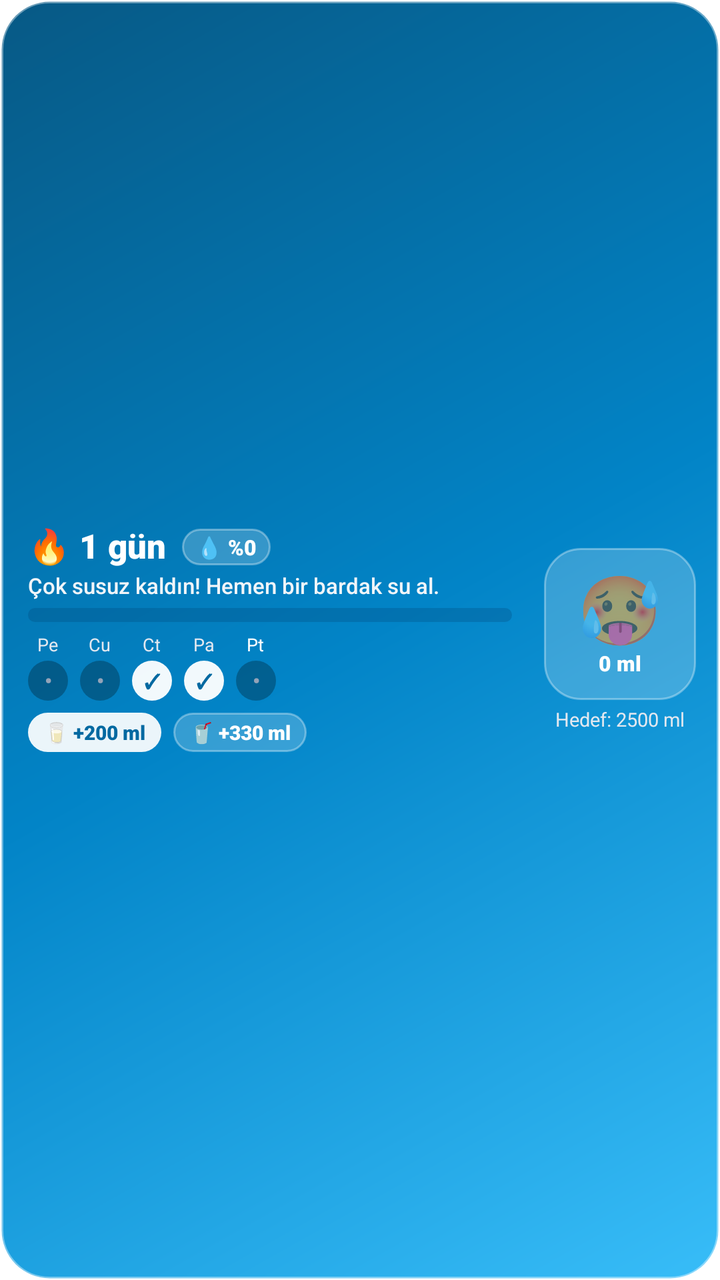
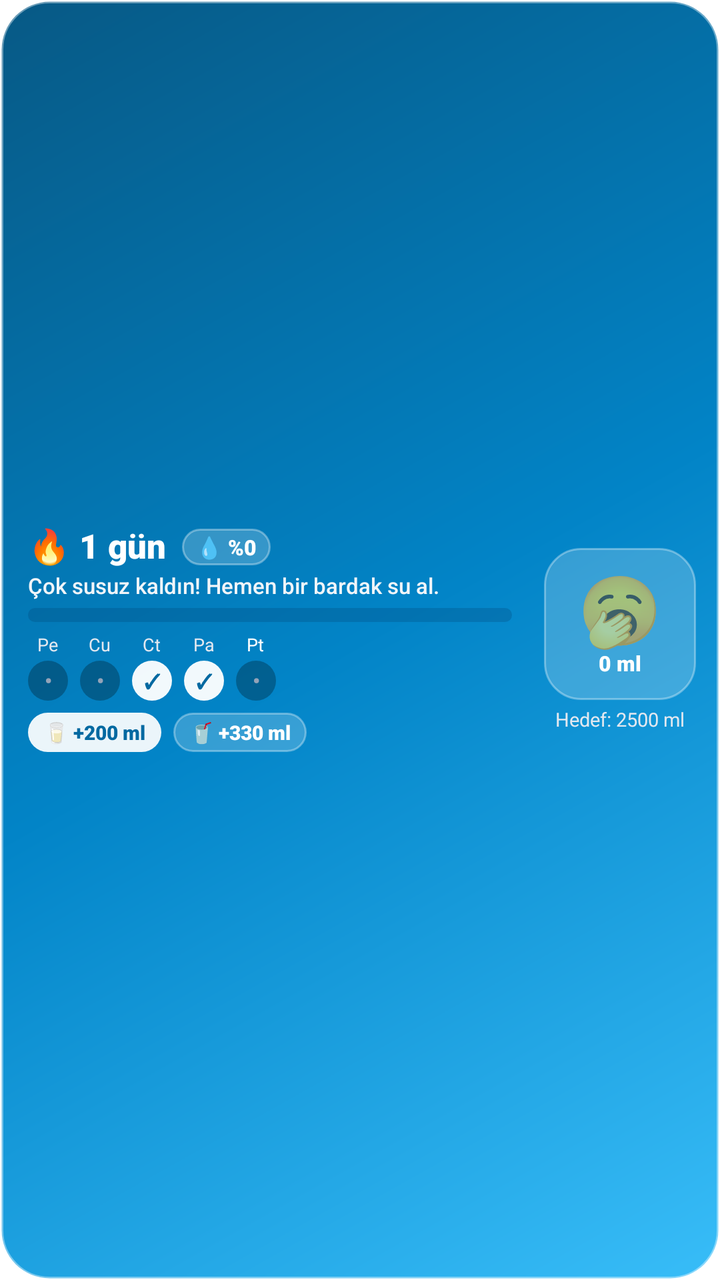

An Android layout rendered at two revisions. The XML below is the earlier revision; the diff shows what the commit changed to produce the second picture.
<!-- AndroidManifest.xml: fallback theme Theme.MaterialComponents.DayNight.NoActionBar -->
<!-- res/layout/water_progress_widget.xml -->
<?xml version="1.0" encoding="utf-8"?>
<LinearLayout xmlns:android="http://schemas.android.com/apk/res/android"
    android:id="@+id/widget_progress_root"
    android:layout_width="match_parent"
    android:layout_height="match_parent"
    android:background="@drawable/widget_card_bg"
    android:gravity="center_vertical"
    android:orientation="horizontal"
    android:paddingLeft="14dp"
    android:paddingRight="12dp"
    android:paddingTop="10dp"
    android:paddingBottom="10dp">

    
    <LinearLayout
        android:layout_width="0dp"
        android:layout_height="wrap_content"
        android:layout_weight="1"
        android:orientation="vertical">

        
        <LinearLayout
            android:layout_width="match_parent"
            android:layout_height="wrap_content"
            android:gravity="center_vertical"
            android:orientation="horizontal">

            <TextView
                android:id="@+id/tv_streak_title"
                android:layout_width="wrap_content"
                android:layout_height="wrap_content"
                android:fontFamily="sans-serif-black"
                android:includeFontPadding="false"
                android:text="🔥 1 gün"
                android:textColor="#FFFFFF"
                android:textSize="17sp" />

            <TextView
                android:id="@+id/tv_progress_percent"
                android:layout_width="wrap_content"
                android:layout_height="wrap_content"
                android:layout_marginLeft="8dp"
                android:background="@drawable/widget_mascot_stage_bg"
                android:fontFamily="sans-serif-black"
                android:paddingLeft="7dp"
                android:paddingRight="7dp"
                android:paddingTop="2dp"
                android:paddingBottom="2dp"
                android:text="💧 %0"
                android:textColor="#FFFFFF"
                android:textSize="10.5sp" />
        </LinearLayout>

        
        <TextView
            android:id="@+id/tv_progress_message"
            android:layout_width="match_parent"
            android:layout_height="wrap_content"
            android:layout_marginTop="2dp"
            android:ellipsize="end"
            android:fontFamily="sans-serif-medium"
            android:maxLines="1"
            android:text="Çok susuz kaldın! Hemen bir bardak su al."
            android:textColor="#F1F5F9"
            android:textSize="11sp" />

        
        <ProgressBar
            android:id="@+id/pb_water_progress"
            style="?android:attr/progressBarStyleHorizontal"
            android:layout_width="match_parent"
            android:layout_height="7dp"
            android:layout_marginTop="4dp"
            android:layout_marginRight="8dp"
            android:max="100"
            android:progress="0"
            android:progressDrawable="@drawable/widget_progress_bar" />

        
        <LinearLayout
            android:layout_width="wrap_content"
            android:layout_height="wrap_content"
            android:layout_marginTop="5dp"
            android:gravity="center_vertical"
            android:orientation="horizontal">

            
            <LinearLayout
                android:layout_width="wrap_content"
                android:layout_height="wrap_content"
                android:layout_marginRight="6dp"
                android:gravity="center"
                android:orientation="vertical">
                <TextView
                    android:id="@+id/tv_day_label_1"
                    android:layout_width="wrap_content"
                    android:layout_height="wrap_content"
                    android:fontFamily="sans-serif-bold"
                    android:text="Pe"
                    android:textColor="#E2E8F0"
                    android:textSize="9sp" />
                <TextView
                    android:id="@+id/tv_day_check_1"
                    android:layout_width="20dp"
                    android:layout_height="20dp"
                    android:layout_marginTop="2dp"
                    android:background="@drawable/widget_day_circle_empty"
                    android:fontFamily="sans-serif-black"
                    android:gravity="center"
                    android:text="•"
                    android:textColor="#94A3B8"
                    android:textSize="10sp" />
            </LinearLayout>

            
            <LinearLayout
                android:layout_width="wrap_content"
                android:layout_height="wrap_content"
                android:layout_marginRight="6dp"
                android:gravity="center"
                android:orientation="vertical">
                <TextView
                    android:id="@+id/tv_day_label_2"
                    android:layout_width="wrap_content"
                    android:layout_height="wrap_content"
                    android:fontFamily="sans-serif-bold"
                    android:text="Cu"
                    android:textColor="#E2E8F0"
                    android:textSize="9sp" />
                <TextView
                    android:id="@+id/tv_day_check_2"
                    android:layout_width="20dp"
                    android:layout_height="20dp"
                    android:layout_marginTop="2dp"
                    android:background="@drawable/widget_day_circle_empty"
                    android:fontFamily="sans-serif-black"
                    android:gravity="center"
                    android:text="•"
                    android:textColor="#94A3B8"
                    android:textSize="10sp" />
            </LinearLayout>

            
            <LinearLayout
                android:layout_width="wrap_content"
                android:layout_height="wrap_content"
                android:layout_marginRight="6dp"
                android:gravity="center"
                android:orientation="vertical">
                <TextView
                    android:id="@+id/tv_day_label_3"
                    android:layout_width="wrap_content"
                    android:layout_height="wrap_content"
                    android:fontFamily="sans-serif-bold"
                    android:text="Ct"
                    android:textColor="#E2E8F0"
                    android:textSize="9sp" />
                <TextView
                    android:id="@+id/tv_day_check_3"
                    android:layout_width="20dp"
                    android:layout_height="20dp"
                    android:layout_marginTop="2dp"
                    android:background="@drawable/widget_day_circle_done"
                    android:fontFamily="sans-serif-black"
                    android:gravity="center"
                    android:text="✓"
                    android:textColor="#0369A1"
                    android:textSize="10sp" />
            </LinearLayout>

            
            <LinearLayout
                android:layout_width="wrap_content"
                android:layout_height="wrap_content"
                android:layout_marginRight="6dp"
                android:gravity="center"
                android:orientation="vertical">
                <TextView
                    android:id="@+id/tv_day_label_4"
                    android:layout_width="wrap_content"
                    android:layout_height="wrap_content"
                    android:fontFamily="sans-serif-bold"
                    android:text="Pa"
                    android:textColor="#E2E8F0"
                    android:textSize="9sp" />
                <TextView
                    android:id="@+id/tv_day_check_4"
                    android:layout_width="20dp"
                    android:layout_height="20dp"
                    android:layout_marginTop="2dp"
                    android:background="@drawable/widget_day_circle_done"
                    android:fontFamily="sans-serif-black"
                    android:gravity="center"
                    android:text="✓"
                    android:textColor="#0369A1"
                    android:textSize="10sp" />
            </LinearLayout>

            
            <LinearLayout
                android:layout_width="wrap_content"
                android:layout_height="wrap_content"
                android:gravity="center"
                android:orientation="vertical">
                <TextView
                    android:id="@+id/tv_day_label_5"
                    android:layout_width="wrap_content"
                    android:layout_height="wrap_content"
                    android:fontFamily="sans-serif-bold"
                    android:text="Pt"
                    android:textColor="#FFFFFF"
                    android:textSize="9sp" />
                <TextView
                    android:id="@+id/tv_day_check_5"
                    android:layout_width="20dp"
                    android:layout_height="20dp"
                    android:layout_marginTop="2dp"
                    android:background="@drawable/widget_day_circle_empty"
                    android:fontFamily="sans-serif-black"
                    android:gravity="center"
                    android:text="•"
                    android:textColor="#94A3B8"
                    android:textSize="10sp" />
            </LinearLayout>
        </LinearLayout>

        
        <LinearLayout
            android:layout_width="wrap_content"
            android:layout_height="wrap_content"
            android:layout_marginTop="6dp"
            android:gravity="center_vertical"
            android:orientation="horizontal">

            <TextView
                android:id="@+id/btn_progress_preset1"
                android:layout_width="wrap_content"
                android:layout_height="wrap_content"
                android:background="@drawable/widget_button_bg"
                android:clickable="true"
                android:focusable="true"
                android:fontFamily="sans-serif-black"
                android:paddingLeft="8dp"
                android:paddingRight="8dp"
                android:paddingTop="3dp"
                android:paddingBottom="3dp"
                android:text="🥛 +200 ml"
                android:textColor="#0369A1"
                android:textSize="10sp" />

            <TextView
                android:id="@+id/btn_progress_preset2"
                android:layout_width="wrap_content"
                android:layout_height="wrap_content"
                android:layout_marginLeft="6dp"
                android:background="@drawable/widget_mascot_stage_bg"
                android:clickable="true"
                android:focusable="true"
                android:fontFamily="sans-serif-black"
                android:paddingLeft="8dp"
                android:paddingRight="8dp"
                android:paddingTop="3dp"
                android:paddingBottom="3dp"
                android:text="🥤 +330 ml"
                android:textColor="#FFFFFF"
                android:textSize="10sp" />
        </LinearLayout>
    </LinearLayout>

    
    <LinearLayout
        android:layout_width="wrap_content"
        android:layout_height="wrap_content"
        android:layout_marginLeft="8dp"
        android:gravity="center"
        android:orientation="vertical">

        <LinearLayout
            android:layout_width="76dp"
            android:layout_height="76dp"
            android:background="@drawable/widget_mascot_stage_bg"
            android:gravity="center"
            android:orientation="vertical"
            android:padding="4dp">

            <TextView
                android:id="@+id/tv_mascot_emoji"
                android:layout_width="wrap_content"
                android:layout_height="wrap_content"
                android:includeFontPadding="false"
                android:text="🥵"
                android:textSize="34sp" />

            <TextView
                android:id="@+id/tv_progress_consumed"
                android:layout_width="wrap_content"
                android:layout_height="wrap_content"
                android:fontFamily="sans-serif-black"
                android:includeFontPadding="false"
                android:text="0 ml"
                android:textColor="#FFFFFF"
                android:textSize="10.5sp" />
        </LinearLayout>

        <TextView
            android:id="@+id/tv_progress_goal"
            android:layout_width="wrap_content"
            android:layout_height="wrap_content"
            android:layout_marginTop="3dp"
            android:fontFamily="sans-serif-bold"
            android:text="Hedef: 2500 ml"
            android:textColor="#E2E8F0"
            android:textSize="9.5sp" />
    </LinearLayout>

</LinearLayout>
<!-- resources referenced by this layout -->
<resources>
  <!-- drawable widget_button_bg (drawable) -->
  <?xml version="1.0" encoding="utf-8"?>
  <shape xmlns:android="http://schemas.android.com/apk/res/android"
      android:shape="rectangle">
      <solid android:color="#EBFFFFFF" />
      <corners android:radius="12dp" />
  </shape>
  <!-- drawable widget_card_bg (drawable) -->
  <?xml version="1.0" encoding="utf-8"?>
  <shape xmlns:android="http://schemas.android.com/apk/res/android"
      android:shape="rectangle">
      
      <gradient
          android:angle="315"
          android:startColor="#075985"
          android:centerColor="#0284C7"
          android:endColor="#38BDF8"
          android:type="linear" />
      <corners android:radius="24dp" />
      <stroke
          android:width="1.5dp"
          android:color="#66FFFFFF" />
  </shape>
  <!-- drawable widget_day_circle_done (drawable) -->
  <?xml version="1.0" encoding="utf-8"?>
  <shape xmlns:android="http://schemas.android.com/apk/res/android"
      android:shape="oval">
      <solid android:color="#F2FFFFFF" />
      <size
          android:width="22dp"
          android:height="22dp" />
  </shape>
  <!-- drawable widget_day_circle_empty (drawable) -->
  <?xml version="1.0" encoding="utf-8"?>
  <shape xmlns:android="http://schemas.android.com/apk/res/android"
      android:shape="oval">
      <solid android:color="#45000000" />
      <size
          android:width="22dp"
          android:height="22dp" />
  </shape>
  <!-- drawable widget_mascot_stage_bg (drawable) -->
  <?xml version="1.0" encoding="utf-8"?>
  <shape xmlns:android="http://schemas.android.com/apk/res/android"
      android:shape="rectangle">
      <solid android:color="#33FFFFFF" />
      <corners android:radius="18dp" />
      <stroke
          android:width="1dp"
          android:color="#55FFFFFF" />
  </shape>
  <!-- drawable widget_progress_bar (drawable) -->
  <?xml version="1.0" encoding="utf-8"?>
  <layer-list xmlns:android="http://schemas.android.com/apk/res/android">
      <item android:id="@android:id/background">
          <shape>
              <corners android:radius="8dp" />
              <solid android:color="#40033E6B" />
          </shape>
      </item>
      <item android:id="@android:id/progress">
          <clip>
              <shape>
                  <corners android:radius="8dp" />
                  <gradient
                      android:angle="0"
                      android:startColor="#BAE6FD"
                      android:endColor="#FFFFFF" />
              </shape>
          </clip>
      </item>
  </layer-list>
</resources>

<!-- the commit's change to res/layout/water_progress_widget.xml (unified diff, before → after) -->
@@ -288,7 +288,7 @@
                 android:layout_width="wrap_content"
                 android:layout_height="wrap_content"
                 android:includeFontPadding="false"
-                android:text="🥵"
+                android:text="🥱"
                 android:textSize="34sp" />
 
             <TextView
